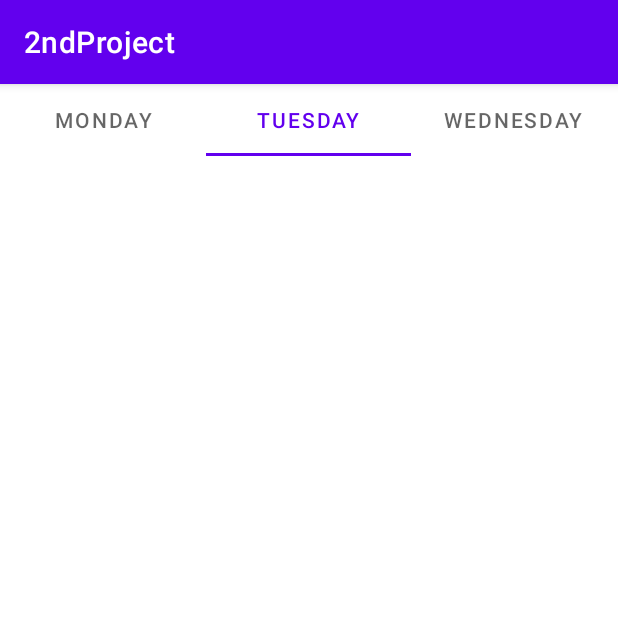
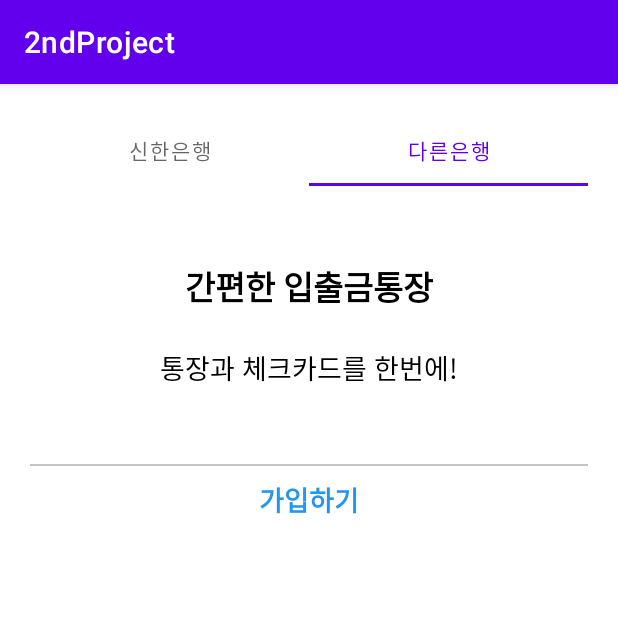
Before and after one commit to sseung416/DgswSol, an Android app: the fragment MainFragment shown on its own in the app's theme, tab 2 chosen, on a phone screen of 412 x 824 dp, the top half of it. Run offline under Robolectric (Android 15) with nearby library versions, the phone set to English and light mode, and no system bars; our stand-ins replace data binding.

Commit message:
[Update] MainFragment TabLayout

```diff
--- a/presenter/build.gradle
+++ b/presenter/build.gradle
@@ -29,6 +29,9 @@ android {
     kotlinOptions {
         jvmTarget = '1.8'
     }
+    dataBinding {
+        enabled true
+    }
 }
 
 dependencies {
@@ -53,7 +56,8 @@ dependencies {
     implementation 'com.squareup.retrofit2:converter-gson:2.9.0'
 
     // Material Design
-    implementation 'com.google.android.material:material:1.1.0'
+    implementation 'com.google.android.material:material:1.4.0'
+
 
     implementation 'androidx.core:core-ktx:1.6.0'
     implementation 'androidx.appcompat:appcompat:1.3.1'
--- a/presenter/src/main/java/com/example/a2ndproject/view/fragment/MainFragment.kt
+++ b/presenter/src/main/java/com/example/a2ndproject/view/fragment/MainFragment.kt
@@ -1,26 +1,50 @@
 package com.example.a2ndproject.view.fragment
 
 import android.os.Bundle
+import android.util.Log
 import androidx.fragment.app.Fragment
 import android.view.LayoutInflater
 import android.view.View
 import android.view.ViewGroup
+import androidx.databinding.DataBindingUtil
 import com.example.a2ndproject.R
+import com.example.a2ndproject.databinding.MainFragmentBinding
 import com.example.a2ndproject.view.viewmodel.MainViewModel
+import com.google.android.material.tabs.TabLayout
 
 class MainFragment : Fragment() {
 
-
     private lateinit var viewModel: MainViewModel
+    private lateinit var binding: MainFragmentBinding
 
     override fun onCreateView(
         inflater: LayoutInflater, container: ViewGroup?,
         savedInstanceState: Bundle?
     ): View? {
-        return inflater.inflate(R.layout.main_fragment, container, false)
+        binding = DataBindingUtil.inflate(inflater, R.layout.main_fragment, container, false)
+
+        return binding.root
     }
 
     override fun onViewCreated(view: View, savedInstanceState: Bundle?) {
         super.onViewCreated(view, savedInstanceState)
+
+        initTabLayout()
+    }
+
+    private fun initTabLayout() {
+        binding.tabLayoutMain.addOnTabSelectedListener(object : TabLayout.OnTabSelectedListener {
+            override fun onTabSelected(tab: TabLayout.Tab?) {
+                parentFragmentManager.beginTransaction().replace(R.id.frame_layout_tab_main, TabLayoutFragment()).commit()
+            }
+
+            override fun onTabUnselected(tab: TabLayout.Tab?) {
+                parentFragmentManager.beginTransaction().replace(R.id.frame_layout_tab_main, TabLayoutFragment()).commit()
+            }
+
+            override fun onTabReselected(tab: TabLayout.Tab?) {
+            }
+
+        })
     }
 }
--- /dev/null
+++ b/presenter/src/main/java/com/example/a2ndproject/view/fragment/TabLayoutFragment.kt
@@ -0,0 +1,47 @@
+package com.example.a2ndproject.view.fragment
+
+import android.os.Bundle
+import android.util.Log
+import androidx.fragment.app.Fragment
+import android.view.LayoutInflater
+import android.view.View
+import android.view.ViewGroup
+import androidx.databinding.DataBindingUtil
+import androidx.databinding.adapters.TableLayoutBindingAdapter
+import com.example.a2ndproject.R
+import com.example.a2ndproject.databinding.TabLayoutFragmentBinding
+
+class TabLayoutFragment : Fragment() {
+
+    private lateinit var binding: TabLayoutFragmentBinding
+
+    override fun onCreateView(
+        inflater: LayoutInflater, container: ViewGroup?,
+        savedInstanceState: Bundle?
+    ): View? {
+        Log.d("TabLayoutFragment", "onCreateView")
+        binding = DataBindingUtil.inflate(inflater, R.layout.tab_layout_fragment, container, false)
+
+        return binding.root
+    }
+
+    override fun onViewCreated(view: View, savedInstanceState: Bundle?) {
+        super.onViewCreated(view, savedInstanceState)
+    }
+
+    fun setTab(position: Int) {
+        when (position) {
+            0 -> {
+                binding.tvTitleTab.text = "간편한 입출금통장"
+                binding.tvContentTab.text = "통장과 체크카드를 한번에!" // TODO 체크카드 API 없으면 지우기
+                binding.btnTab.text = "가입하기"
+            }
+
+            1 -> {
+                binding.tvTitleTab.text = "오픈뱅킹 서비스"
+                binding.tvContentTab.text = "신한은행 계좌 없이도 다른은행 계좌 조회, 이체를 00에서 편하게!"
+                binding.btnTab.text = "다른은행 계좌 등록하기"
+            }
+        }
+    }
+}
--- /dev/null
+++ b/presenter/src/main/java/com/example/a2ndproject/view/viewmodel/IntroViewModel.kt
@@ -0,0 +1,7 @@
+package com.example.a2ndproject.view.viewmodel
+
+import androidx.lifecycle.ViewModel
+
+class IntroViewModel : ViewModel() {
+    // TODO: Implement the ViewModel
+}
--- /dev/null
+++ b/presenter/src/main/res/drawable/ic_android_black_24dp.xml
@@ -0,0 +1,9 @@
+<vector xmlns:android="http://schemas.android.com/apk/res/android"
+        android:width="24dp"
+        android:height="24dp"
+        android:viewportWidth="24"
+        android:viewportHeight="24">
+    <path
+        android:pathData="M17.6,11.48 L19.44,8.3a0.63,0.63 0,0 0,-1.09 -0.63l-1.88,3.24a11.43,11.43 0,0 0,-8.94 0L5.65,7.67a0.63,0.63 0,0 0,-1.09 0.63L6.4,11.48A10.81,10.81 0,0 0,1 20L23,20A10.81,10.81 0,0 0,17.6 11.48ZM7,17.25A1.25,1.25 0,1 1,8.25 16,1.25 1.25,0 0,1 7,17.25ZM17,17.25A1.25,1.25 0,1 1,18.25 16,1.25 1.25,0 0,1 17,17.25Z"
+        android:fillColor="#FF000000"/>
+</vector>
--- /dev/null
+++ b/presenter/src/main/res/drawable/ic_baseline_format_align_justify_24.xml
@@ -0,0 +1,10 @@
+<vector xmlns:android="http://schemas.android.com/apk/res/android"
+    android:width="24dp"
+    android:height="24dp"
+    android:viewportWidth="24"
+    android:viewportHeight="24"
+    android:tint="?attr/colorControlNormal">
+  <path
+      android:fillColor="@android:color/white"
+      android:pathData="M3,21h18v-2L3,19v2zM3,17h18v-2L3,15v2zM3,13h18v-2L3,11v2zM3,9h18L21,7L3,7v2zM3,3v2h18L21,3L3,3z"/>
+</vector>
--- a/presenter/src/main/res/layout/main_fragment.xml
+++ b/presenter/src/main/res/layout/main_fragment.xml
@@ -1,13 +1,17 @@
 <?xml version="1.0" encoding="utf-8"?>
-<androidx.constraintlayout.widget.ConstraintLayout xmlns:android="http://schemas.android.com/apk/res/android"
+<layout xmlns:android="http://schemas.android.com/apk/res/android"
     xmlns:app="http://schemas.android.com/apk/res-auto"
     xmlns:tools="http://schemas.android.com/tools"
+    tools:context=".view.fragment.MainFragment">
+
+    <androidx.constraintlayout.widget.ConstraintLayout
         android:layout_width="match_parent"
         android:layout_height="match_parent"
-    tools:context=".view.fragment.MainFragment">
+        android:padding="@dimen/layout_padding">
 
         <com.google.android.material.tabs.TabLayout
-        android:layout_width="409dp"
+            android:id="@+id/tab_layout_main"
+            android:layout_width="0dp"
             android:layout_height="wrap_content"
             app:layout_constraintEnd_toEndOf="parent"
             app:layout_constraintStart_toStartOf="parent"
@@ -16,16 +20,23 @@
             <com.google.android.material.tabs.TabItem
                 android:layout_width="wrap_content"
                 android:layout_height="wrap_content"
-            android:text="Monday" />
+                android:text="신한은행" />
 
             <com.google.android.material.tabs.TabItem
                 android:layout_width="wrap_content"
                 android:layout_height="wrap_content"
-            android:text="Tuesday" />
+                android:text="다른은행" />
 
-        <com.google.android.material.tabs.TabItem
-            android:layout_width="wrap_content"
-            android:layout_height="wrap_content"
-            android:text="Wednesday" />
         </com.google.android.material.tabs.TabLayout>
+
+        <FrameLayout
+            android:id="@+id/frame_layout_tab_main"
+            android:layout_width="0dp"
+            android:layout_height="250dp"
+            app:layout_constraintEnd_toEndOf="@+id/tab_layout_main"
+            app:layout_constraintStart_toStartOf="@+id/tab_layout_main"
+            app:layout_constraintTop_toBottomOf="@+id/tab_layout_main">
+
+        </FrameLayout>
     </androidx.constraintlayout.widget.ConstraintLayout>
+</layout>
--- /dev/null
+++ b/presenter/src/main/res/layout/tab_layout_fragment.xml
@@ -0,0 +1,65 @@
+<?xml version="1.0" encoding="utf-8"?>
+<layout xmlns:android="http://schemas.android.com/apk/res/android"
+    xmlns:app="http://schemas.android.com/apk/res-auto"
+    xmlns:tools="http://schemas.android.com/tools"
+    tools:context=".view.fragment.TabLayoutFragment">
+
+    <androidx.constraintlayout.widget.ConstraintLayout
+        android:layout_width="match_parent"
+        android:layout_height="wrap_content">
+
+        <TextView
+            android:id="@+id/tv_title_tab"
+            style="@style/BoldTextView"
+            android:layout_width="wrap_content"
+            android:layout_height="wrap_content"
+            android:layout_gravity="center"
+            android:layout_marginTop="50dp"
+            android:text="간편한 입출금통장"
+            app:layout_constraintEnd_toEndOf="parent"
+            app:layout_constraintStart_toStartOf="parent"
+            app:layout_constraintTop_toTopOf="parent" />
+
+        <TextView
+            android:id="@+id/tv_content_tab"
+            style="@style/RegularTextView"
+            android:layout_width="match_parent"
+            android:layout_height="47dp"
+            android:layout_marginStart="32dp"
+            android:layout_marginTop="24dp"
+            android:layout_marginEnd="32dp"
+            android:gravity="center_horizontal"
+            android:text="통장과 체크카드를 한번에!"
+            app:layout_constraintEnd_toEndOf="parent"
+            app:layout_constraintStart_toStartOf="parent"
+            app:layout_constraintTop_toBottomOf="@+id/tv_title_tab" />
+
+        <View
+            android:id="@+id/view"
+            android:layout_width="match_parent"
+            android:layout_height="1dp"
+            android:layout_marginTop="24dp"
+            android:background="@color/light_grey"
+            app:layout_constraintBottom_toBottomOf="parent"
+            app:layout_constraintEnd_toEndOf="parent"
+            app:layout_constraintHorizontal_bias="0.0"
+            app:layout_constraintStart_toStartOf="parent"
+            app:layout_constraintTop_toBottomOf="@+id/tv_content_tab"
+            app:layout_constraintVertical_bias="0.13" />
+
+        <androidx.appcompat.widget.AppCompatButton
+            android:id="@+id/btn_tab"
+            style="@style/RegularTextView"
+            android:textStyle="bold"
+            android:layout_width="0dp"
+            android:layout_height="wrap_content"
+            android:background="@android:color/transparent"
+            android:textColor="@color/main_sky_blue"
+            android:text="가입하기"
+            app:layout_constraintEnd_toEndOf="parent"
+            app:layout_constraintStart_toStartOf="parent"
+            app:layout_constraintTop_toTopOf="@+id/view" />
+
+    </androidx.constraintlayout.widget.ConstraintLayout>
+
+</layout>
--- a/presenter/src/main/res/values/colors.xml
+++ b/presenter/src/main/res/values/colors.xml
@@ -7,4 +7,7 @@
     <color name="teal_700">#FF018786</color>
     <color name="black">#FF000000</color>
     <color name="white">#FFFFFFFF</color>
+
+    <color name="light_grey">#FFC4C4C4</color>
+    <color name="main_sky_blue">#FF2196F3</color>
 </resources>
--- /dev/null
+++ b/presenter/src/main/res/values/dimens.xml
@@ -0,0 +1,4 @@
+<?xml version="1.0" encoding="utf-8"?>
+<resources>
+    <dimen name="layout_padding">20dp</dimen>
+</resources>
--- a/presenter/src/main/res/values/strings.xml
+++ b/presenter/src/main/res/values/strings.xml
@@ -1,6 +1,6 @@
 <resources>
     <string name="app_name">2ndProject</string>
-    <!-- TODO: Remove or change this placeholder text -->
+
     <string name="hello_blank_fragment">Hello blank fragment</string>
     <string name="my_assets">My자산</string>
     <string name="banking">뱅킹</string>
--- a/presenter/src/main/res/values/themes.xml
+++ b/presenter/src/main/res/values/themes.xml
@@ -22,7 +22,7 @@
     <style name="BoldTextView" parent="Widget.AppCompat.TextView">
         <item name="android:textColor">@color/black</item>
         <item name="android:textStyle">bold</item>
-        <item name="android:textSize">20sp</item>
+        <item name="android:textSize">22sp</item>
     </style>
 
     <style name="RegularTextView" parent="Widget.AppCompat.TextView">
```
Lines whose indentation alone changed are shown as unchanged.
